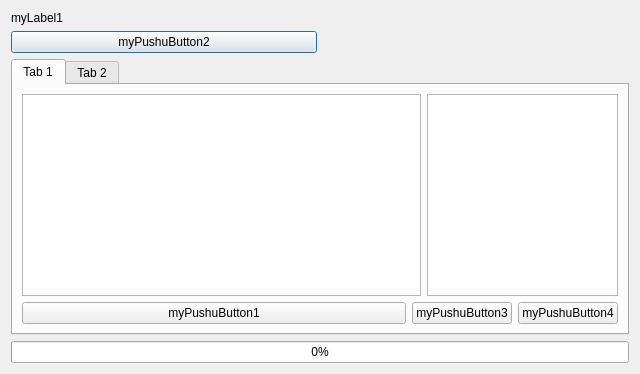
babayoshihiko/jpdata, file jpdata_dialog_base.ui: the form before one commit.
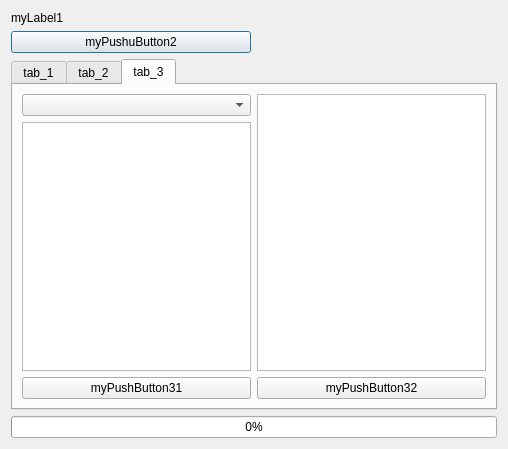
The form after the commit.

```diff
--- a/jpdata_dialog_base.ui
+++ b/jpdata_dialog_base.ui
@@ -6,8 +6,8 @@
    <rect>
     <x>0</x>
     <y>0</y>
-    <width>640</width>
-    <height>374</height>
+    <width>508</width>
+    <height>449</height>
    </rect>
   </property>
   <property name="windowTitle">
@@ -50,11 +50,11 @@
    <item row="2" column="0" colspan="2">
     <widget class="QTabWidget" name="myTabWidget">
      <property name="currentIndex">
-      <number>0</number>
+      <number>2</number>
      </property>
      <widget class="QWidget" name="tab">
       <attribute name="title">
-       <string>Tab 1</string>
+       <string>tab_1</string>
       </attribute>
       <layout class="QGridLayout" name="gridLayout_3">
        <item row="0" column="0" colspan="3">
@@ -111,7 +111,7 @@
      </widget>
      <widget class="QWidget" name="tab_2">
       <attribute name="title">
-       <string>Tab 2</string>
+       <string>tab_2</string>
       </attribute>
       <layout class="QGridLayout" name="gridLayout_4">
        <item row="0" column="0">
@@ -126,6 +126,36 @@
        </item>
       </layout>
      </widget>
+     <widget class="QWidget" name="tab_3">
+      <attribute name="title">
+       <string>tab_3</string>
+      </attribute>
+      <layout class="QGridLayout" name="gridLayout_5">
+       <item row="1" column="0">
+        <widget class="QListWidget" name="myListWidget31"/>
+       </item>
+       <item row="2" column="0">
+        <widget class="QPushButton" name="myPushButton31">
+         <property name="text">
+          <string>myPushButton31</string>
+         </property>
+        </widget>
+       </item>
+       <item row="0" column="0">
+        <widget class="QComboBox" name="myComboBox31"/>
+       </item>
+       <item row="0" column="1" rowspan="2">
+        <widget class="QListWidget" name="myListWidget32"/>
+       </item>
+       <item row="2" column="1">
+        <widget class="QPushButton" name="myPushButton32">
+         <property name="text">
+          <string>myPushButton32</string>
+         </property>
+        </widget>
+       </item>
+      </layout>
+     </widget>
     </widget>
    </item>
   </layout>
```
